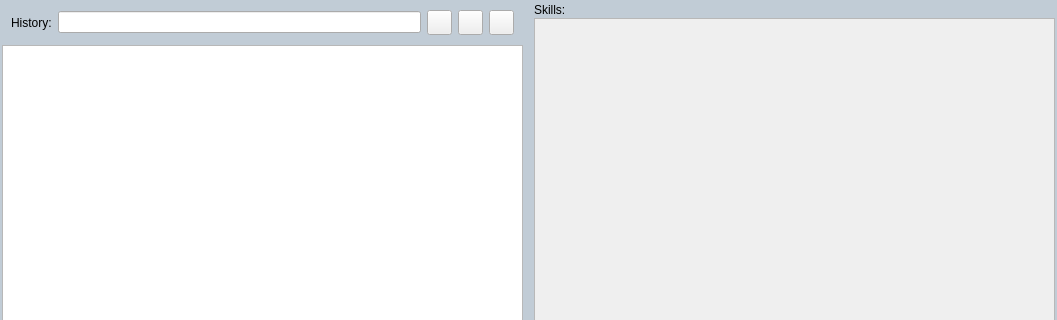
Before: the Qt Designer form src/home_page/HomePageWidget.ui in hanjingo/rag-qt, drawn with Qt 5; both pictures show x 0 to 1057 and y 0 to 320 of the 1057 by 735 pixel window.
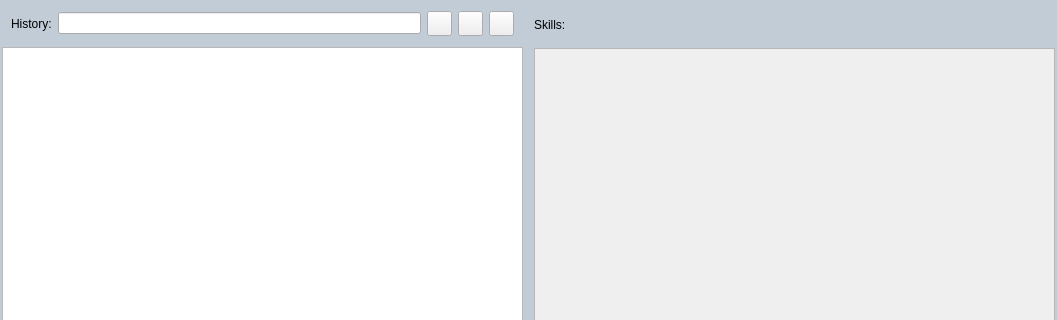
After: the same form once the commit is applied. Icons and pictures are not drawn.

The edit to the form file:
```diff
--- a/src/home_page/HomePageWidget.ui
+++ b/src/home_page/HomePageWidget.ui
@@ -67,7 +67,7 @@
         <property name="minimumSize">
          <size>
           <width>0</width>
-          <height>15</height>
+          <height>45</height>
          </size>
         </property>
         <layout class="QHBoxLayout" name="horizontalLayout">
@@ -227,7 +227,7 @@
         <property name="minimumSize">
          <size>
           <width>0</width>
-          <height>15</height>
+          <height>45</height>
          </size>
         </property>
         <property name="text">
@@ -258,7 +258,7 @@
            <x>0</x>
            <y>0</y>
            <width>519</width>
-           <height>703</height>
+           <height>683</height>
           </rect>
          </property>
          <layout class="QGridLayout" name="grid_ProScroll"/>
```
